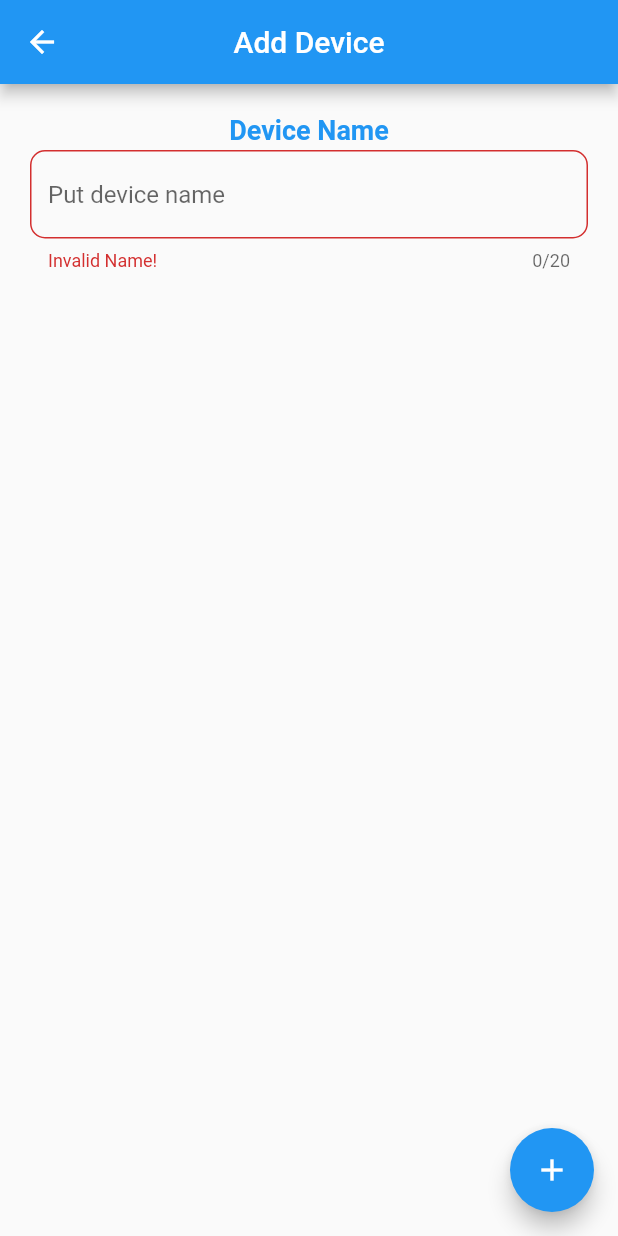
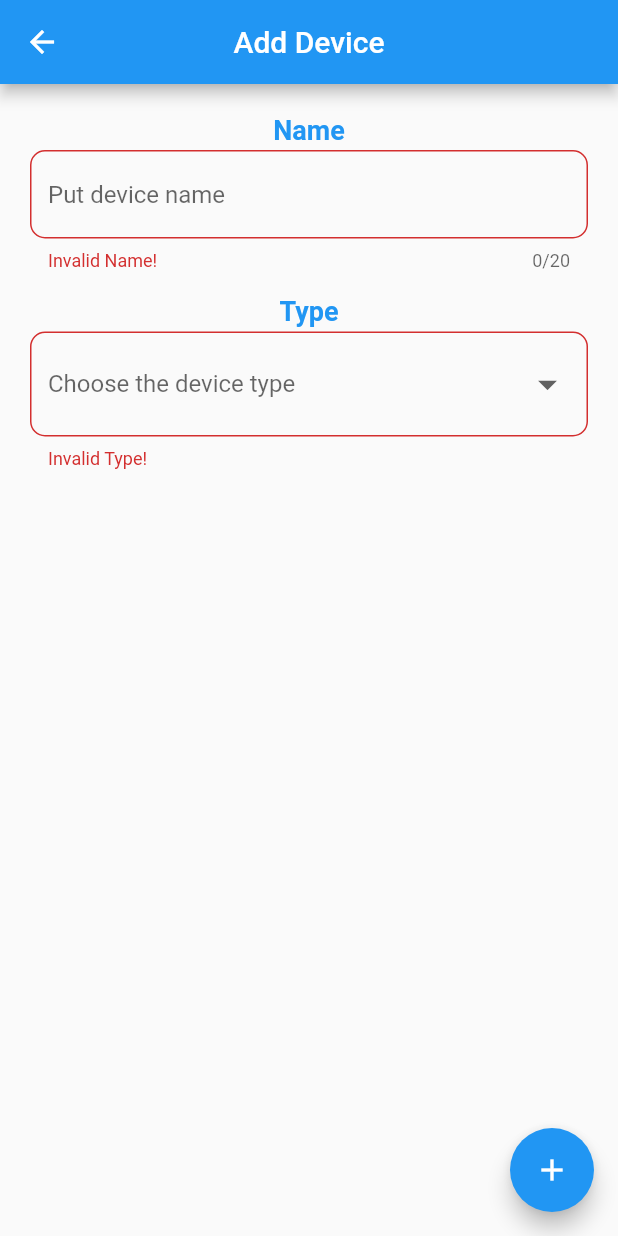
Before and after one commit to marceloams/smart-device-app, a Flutter app: the AddDeviceScreen screen opened directly, after a tap on the "add" icon, on a phone screen of 412 x 824 dp. Run offline on Flutter 3.47's test engine with Material 2 defaults, Android fonts, the phone set to English and light mode, and no system bars; our stand-ins replace firebase_database; accounts and stored records are empty.

Commit message:
Update add_device_screen.dart | Add device type input

```diff
--- a/lib/controller/device_controller.dart
+++ b/lib/controller/device_controller.dart
@@ -1,3 +1,4 @@
+import 'package:flutter/cupertino.dart';
 import 'package:realtimedatabase_teste/controller/database_controller.dart';
 import 'file:///D:/Users/marce/OneDrive/Documentos/Testes/realtimedatabase_teste/lib/model/device/device_data.dart';
 import 'file:///D:/Users/marce/OneDrive/Documentos/Testes/realtimedatabase_teste/lib/model/device/dht11_sensor.dart';
@@ -17,11 +18,11 @@ class DeviceController {
 
         dbController.data.forEach((key, value) {
             print(value);
-            _addDevice(value);
+            _loadDevice(value);
         });
     }
 
-    void _addDevice(Map<dynamic,dynamic> data){
+    void _loadDevice(Map<dynamic,dynamic> data){
 
         DeviceData device;
 
@@ -39,4 +40,8 @@ class DeviceController {
 
         return deviceType[mode];
     }
+
+    void addDevice(Map<String, dynamic> deviceData, VoidCallback onSuccess, VoidCallback onFail){
+
+    }
 }
--- a/lib/view/add_device_screen.dart
+++ b/lib/view/add_device_screen.dart
@@ -1,9 +1,13 @@
 import 'package:flutter/material.dart';
-
+import 'package:realtimedatabase_teste/controller/device_controller.dart';
 import 'home_screen.dart';
 
-class AddDeviceScreen extends StatelessWidget {
+class AddDeviceScreen extends StatefulWidget {
+  @override
+  _AddDeviceScreenState createState() => _AddDeviceScreenState();
+}
 
+class _AddDeviceScreenState extends State<AddDeviceScreen> {
   //global key to access the form at the sign up button
   final _formKey = GlobalKey<FormState>();
 
@@ -13,8 +17,33 @@ class AddDeviceScreen extends StatelessWidget {
   //controllers to get info from text fields
   final _nameController = TextEditingController();
 
+  //device controller
+  final DeviceController deviceController = DeviceController();
+
   //bool to see if the device has been edited
   bool _deviceEdited = false;
+
+  int _mode;
+  bool _selected = false;
+
+  List<DropdownMenuItem> dropDownMenuItems(){
+    List<DropdownMenuItem> items = [];
+    Map<String, int> information = {
+      'DHT11 Sensor': 0,
+      'Presence Sensor': 1
+    };
+
+    information.forEach((key, value) {
+      items.add(
+        DropdownMenuItem<int>(
+            value: value,
+            child: Text(key)
+        )
+      );
+    });
+
+    return items;
+  }
 
   @override
   Widget build(BuildContext context) {
@@ -99,6 +128,14 @@ class AddDeviceScreen extends StatelessWidget {
             if(_formKey.currentState.validate() && _deviceEdited) {
               //device map
               Map<String, dynamic> deviceData;
+
+              deviceData = {
+                'name': _nameController,
+                'mode': _mode,
+              };
+
+              deviceController.addDevice(deviceData, _onSuccess, _onFail);
+
             }
           },
           child: Icon(Icons.add),
@@ -113,7 +150,7 @@ class AddDeviceScreen extends StatelessWidget {
                 crossAxisAlignment: CrossAxisAlignment.center,
                 children: [
                   Text(
-                    'Device Name',
+                    'Name',
                     style: TextStyle(
                         fontSize: 18.0,
                         fontWeight: FontWeight.bold,
@@ -147,7 +184,59 @@ class AddDeviceScreen extends StatelessWidget {
                     onChanged: (text){
                       _deviceEdited = true;
                     },
-                  )
+                  ),
+                ],
+              ),
+              SizedBox(height: 16.0),
+              Column(
+                crossAxisAlignment: CrossAxisAlignment.center,
+                children: [
+                  Text(
+                    'Type',
+                    style: TextStyle(
+                        fontSize: 18.0,
+                        fontWeight: FontWeight.bold,
+                        color: Theme.of(context).primaryColor
+                    ),
+                  ),
+                  SizedBox(height: 3.0),
+                  DropdownButtonFormField(
+                    dropdownColor: Color.fromARGB(255, 224, 224, 224),
+                    decoration: InputDecoration(
+                      border: OutlineInputBorder(
+                        borderRadius: BorderRadius.circular(10.0),
+                        borderSide: BorderSide(
+                          color: Theme.of(context).primaryColor,
+                        ),
+                      ),
+                      enabledBorder: OutlineInputBorder(
+                        borderRadius: BorderRadius.circular(10.0),
+                        borderSide: BorderSide(
+                            color: Theme.of(context).primaryColor,
+                            width: 1.3
+                        ),
+                      ),
+                    ),
+                    elevation: 1,
+                    iconSize: 30.0,
+                    isExpanded: true,
+                    hint: new Text("Choose the device type"),
+                    value: _mode,
+                    isDense: true,
+                    validator: (value){ //rule to validate the input data
+                      if(value == null) return 'Invalid Type!';
+                      else return null;
+                    },
+                    onChanged: (value) {
+                      setState(() {
+                        _mode = value;
+                        _selected = true;
+                        _deviceEdited = true;
+                      });
+                      print("value: $_mode");
+                    },
+                    items: dropDownMenuItems()
+                  ),
                 ],
               )
             ],
```
